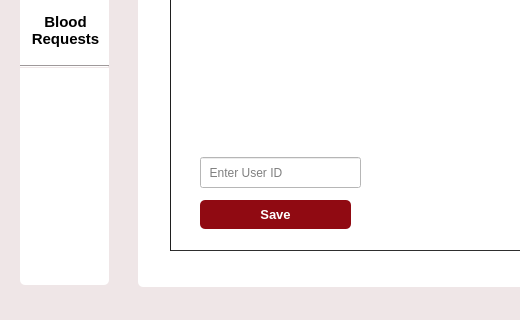
Rista10/Final, file edit_donor.ui: the form before one commit; both pictures show x 0 to 520 and y 380 to 700 of the 1270 by 700 pixel window.
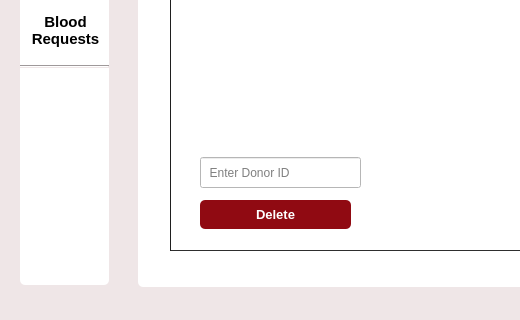
The form after the commit. Icons and pictures are not drawn.

The edit to the form file:
```diff
--- a/edit_donor.ui
+++ b/edit_donor.ui
@@ -693,7 +693,7 @@
 }</string>
    </property>
    <property name="text">
-    <string>Save</string>
+    <string>Delete</string>
    </property>
   </widget>
   <widget class="QLineEdit" name="userid">
@@ -711,7 +711,7 @@
 border-color:black;</string>
    </property>
    <property name="placeholderText">
-    <string>  Enter User ID</string>
+    <string>  Enter Donor ID</string>
    </property>
   </widget>
   <zorder>label_2</zorder>
```
